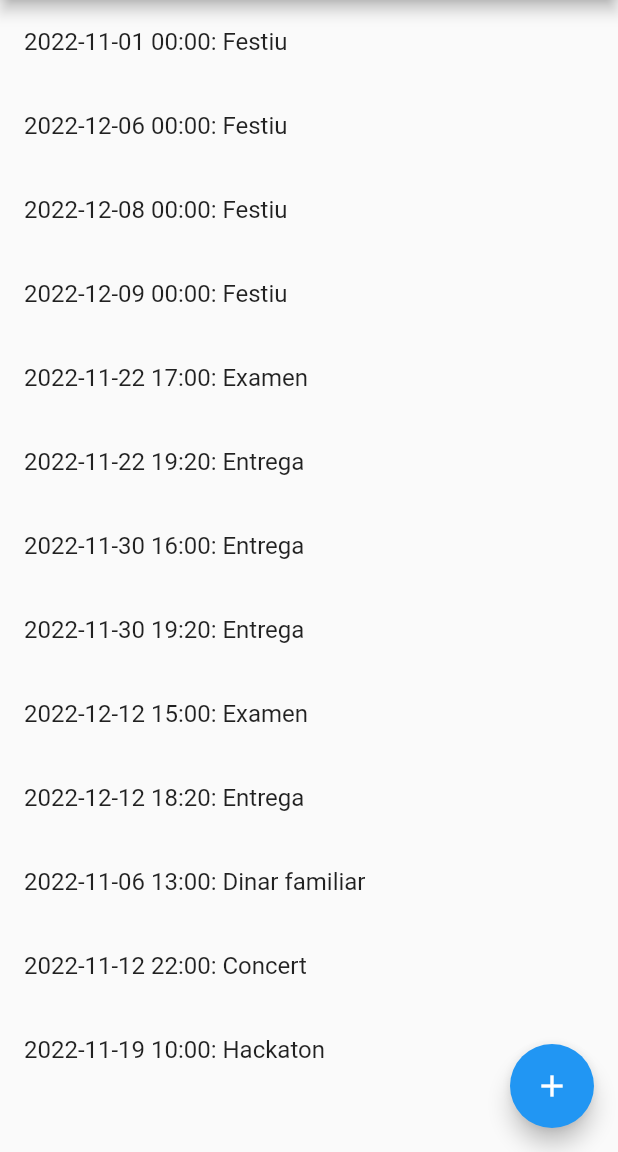
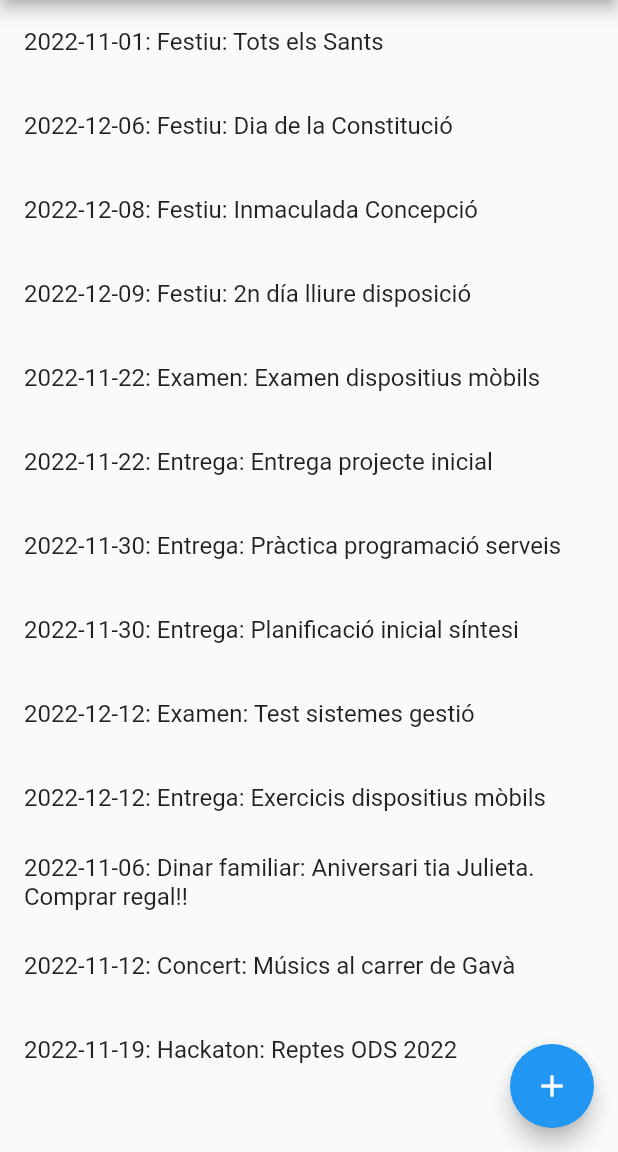
Before and after one commit to PixelPro09/examen_calendari-Raul_Tadeo, a Flutter app: the screen it shows after launch, on a phone screen of 412 x 824 dp, the part 84-1236 px from its top. Run offline on Flutter 3.47's test engine with Material 2 defaults, Android fonts, the phone set to English and light mode, and no system bars.

```diff
--- a/lib/main.dart
+++ b/lib/main.dart
@@ -164,7 +164,7 @@ class EsdevenimentWidget extends StatelessWidget {
   Widget build(BuildContext context) {
     return ListTile(
       title: Text(
-          "${DateFormat("yyyy-MM-dd HH:mm").format(esdeveniment.horaInici)}: ${esdeveniment.titol}"),
+          "${DateFormat("yyyy-MM-dd").format(esdeveniment.horaInici)}: ${esdeveniment.titol}: ${esdeveniment.descripcio}"),
     );
   }
 }
```
